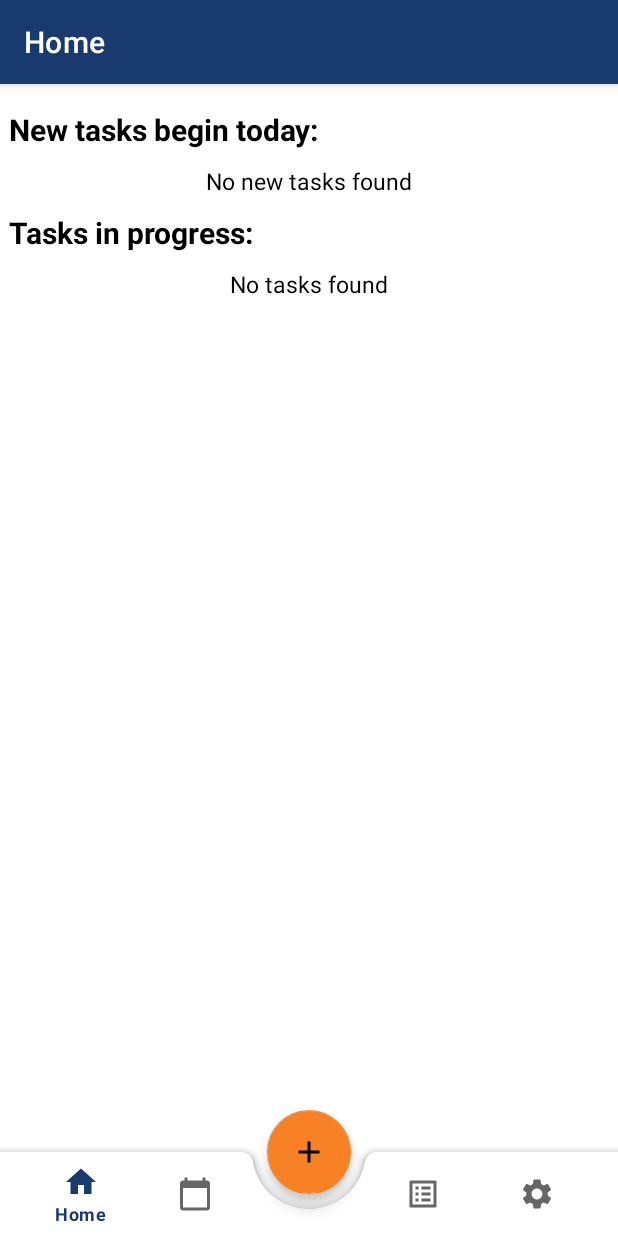
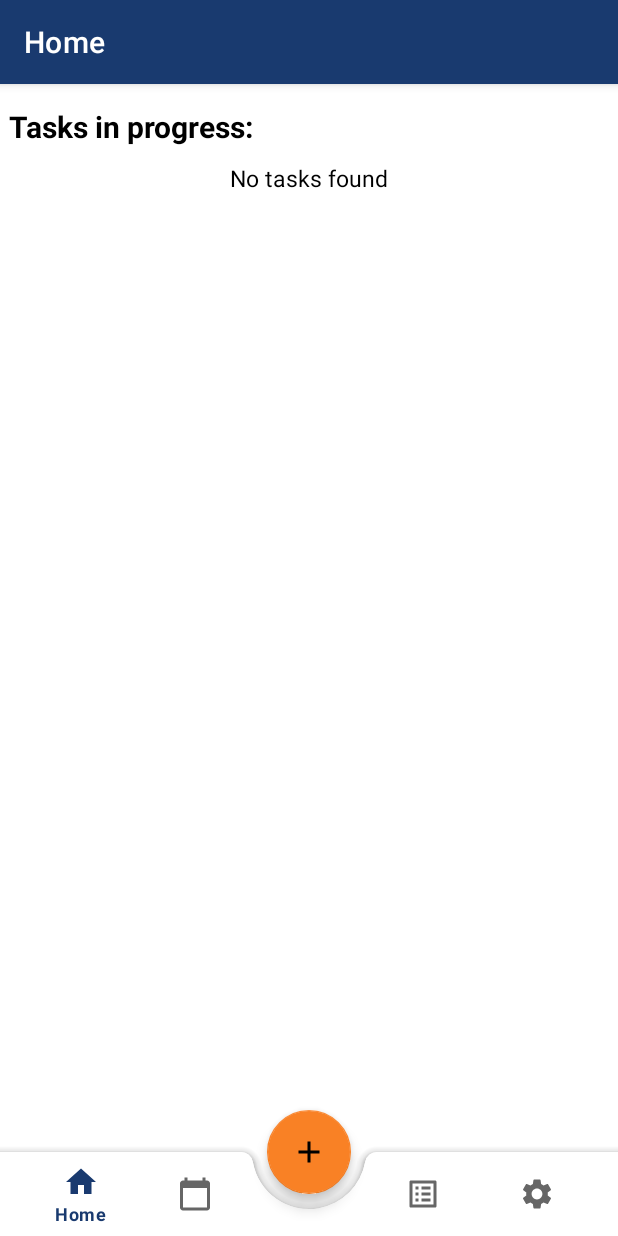
Before and after one commit to VasLaskaridis/ToDo-List-App, an Android app: the screen it shows after launch (MainActivity), on a phone screen of 412 x 824 dp. Run offline under Robolectric (Android 15) with nearby library versions, the phone set to English and light mode, and no system bars; our stand-ins replace Room's generated code, navigation-ui.

Commit message:
Change in home fragment

```diff
--- a/app/src/main/java/appbox/room/vasili/simpletodolist/ui/home/HomeFragment.kt
+++ b/app/src/main/java/appbox/room/vasili/simpletodolist/ui/home/HomeFragment.kt
@@ -9,7 +9,6 @@ import androidx.fragment.app.Fragment
 import androidx.fragment.app.viewModels
 import androidx.lifecycle.Observer
 import androidx.recyclerview.widget.LinearLayoutManager
-import appbox.room.vasili.simpletodo.TaskAdapter
 import appbox.room.vasili.simpletodolist.SimpleToDoListApplication
 import appbox.room.vasili.simpletodolist.adapters.TaskLongAdapter
 import appbox.room.vasili.simpletodolist.databinding.FragmentHomeBinding
@@ -33,26 +32,6 @@ class HomeFragment : Fragment() {
 
         _binding = FragmentHomeBinding.inflate(inflater, container, false)
         val root: View = binding.root
-
-        val layoutManager_newTasks = LinearLayoutManager(context, LinearLayoutManager.HORIZONTAL, false)
-        _binding!!.recycleviewNewTasks.setLayoutManager(layoutManager_newTasks)
-        _binding!!.recycleviewNewTasks.setHasFixedSize(true)
-        val newTasksAdapter= TaskAdapter()
-        newTasksAdapter.setTaskClickListener(object:TaskAdapter.onTaskClickListener{
-            override fun onTaskClick(task: Task, position: Int) {
-                val intent: Intent = Intent( activity, TaskActivity::class.java)
-                intent.putExtra("task", task)
-                 startActivity(intent)
-            }
-        })
-        _binding!!.recycleviewNewTasks.adapter=newTasksAdapter
-        homeViewModel.getAllTasksForToday().observe(viewLifecycleOwner, object : Observer<List<Task>> {
-            override fun onChanged(taskList: List<Task>) {
-                newTasksAdapter.setListOfTasks(taskList)
-                if(taskList.size==0){ binding.textviewNoNewTasks.visibility=View.VISIBLE}
-                else{ binding.textviewNoNewTasks.visibility=View.GONE}
-            }
-        })
 
         val layoutManager_ongoingTasks = LinearLayoutManager(context, LinearLayoutManager.VERTICAL, false)
         _binding!!.recyclerviewOngoingTasks.setLayoutManager(layoutManager_ongoingTasks)
--- a/app/src/main/java/appbox/room/vasili/simpletodolist/ui/home/HomeViewModel.kt
+++ b/app/src/main/java/appbox/room/vasili/simpletodolist/ui/home/HomeViewModel.kt
@@ -8,11 +8,6 @@ import appbox.room.vasili.simpletodolist.models.task.TaskRepository
 class HomeViewModel(val taskRepository: TaskRepository) : ViewModel() {
 
     private lateinit var taskList: LiveData<List<Task>>
-
-    fun getAllTasksForToday(): LiveData<List<Task>> {
-        taskList=taskRepository.getAllTasksForToday().asLiveData()
-        return taskList
-    }
 
     fun getActiveTasks(): LiveData<List<Task>> {
         taskList=taskRepository.getActiveTasks().asLiveData()
--- a/app/src/main/res/layout/fragment_home.xml
+++ b/app/src/main/res/layout/fragment_home.xml
@@ -24,46 +24,6 @@
             android:layout_height="match_parent">
 
             <TextView
-                android:id="@+id/textview_newTasksTitle"
-                android:layout_width="match_parent"
-                android:layout_height="wrap_content"
-                android:layout_marginBottom="2dp"
-                android:layout_marginTop="2dp"
-                android:textSize="20sp"
-                android:textColor="@color/black"
-                android:textStyle="bold"
-                android:text="New tasks begin today:"
-                app:layout_constraintBottom_toTopOf="@+id/recycleview_newTasks"
-                app:layout_constraintEnd_toEndOf="parent"
-                app:layout_constraintStart_toStartOf="parent"
-                app:layout_constraintTop_toTopOf="parent" />
-
-            <androidx.recyclerview.widget.RecyclerView
-                android:id="@+id/recycleview_newTasks"
-                android:layout_width="match_parent"
-                android:layout_height="wrap_content"
-                android:orientation="horizontal"
-                android:layout_marginBottom="10dp"
-                app:layout_constraintBottom_toTopOf="@+id/textview_ongoingTasksHeader"
-                app:layout_constraintEnd_toEndOf="parent"
-                app:layout_constraintStart_toStartOf="parent"
-                app:layout_constraintTop_toBottomOf="@+id/textview_newTasksTitle" />
-
-            <TextView
-                android:id="@+id/textview_noNewTasks"
-                android:layout_width="wrap_content"
-                android:layout_height="wrap_content"
-                android:text="No new tasks found"
-                android:textSize="15sp"
-                android:textColor="@color/black"
-                android:layout_margin="10dp"
-                app:layout_constraintBottom_toTopOf="@+id/textview_ongoingTasksHeader"
-                app:layout_constraintEnd_toEndOf="parent"
-                app:layout_constraintStart_toStartOf="parent"
-                app:layout_constraintTop_toBottomOf="@+id/textview_newTasksTitle"
-                />
-
-            <TextView
                 android:id="@+id/textview_ongoingTasksHeader"
                 android:layout_width="match_parent"
                 android:layout_height="wrap_content"
@@ -75,7 +35,7 @@
                 app:layout_constraintBottom_toTopOf="@+id/recyclerview_ongoingTasks"
                 app:layout_constraintEnd_toEndOf="parent"
                 app:layout_constraintStart_toStartOf="parent"
-                app:layout_constraintTop_toBottomOf="@+id/recycleview_newTasks" />
+                app:layout_constraintTop_toTopOf="parent" />
 
             <androidx.recyclerview.widget.RecyclerView
                 android:id="@+id/recyclerview_ongoingTasks"
```
Also changed, not shown: 1 other file.
